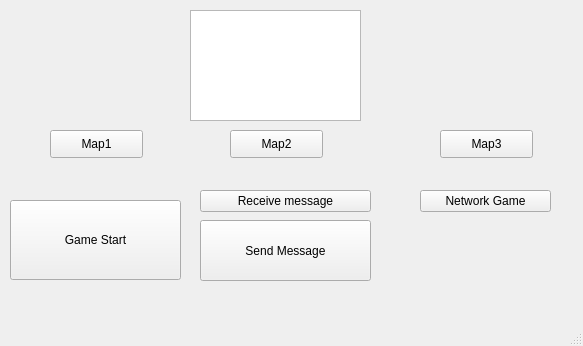
First picture: the form in mainwindow.ui, repository kkdlau/COMP2012H-OPERATION-H, before the edit.
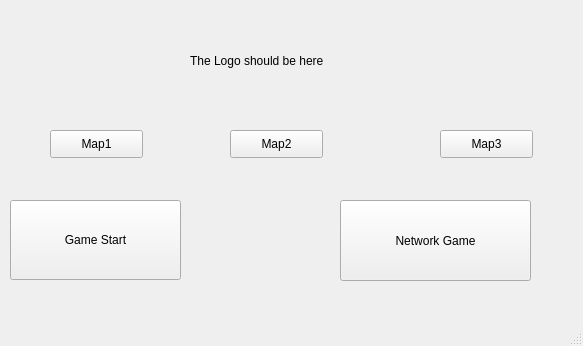
Second picture: the form after the edit.

Commit message: Shit ass logo

What changed in the file:
```diff
--- a/mainwindow.ui
+++ b/mainwindow.ui
@@ -45,39 +45,13 @@
      </item>
     </layout>
    </widget>
-   <widget class="QPushButton" name="pushButton_2">
-    <property name="geometry">
-     <rect>
-      <x>200</x>
-      <y>220</y>
-      <width>171</width>
-      <height>61</height>
-     </rect>
-    </property>
-    <property name="text">
-     <string>Send Message</string>
-    </property>
-   </widget>
-   <widget class="QPushButton" name="pushButton_3">
-    <property name="geometry">
-     <rect>
-      <x>200</x>
-      <y>190</y>
-      <width>171</width>
-      <height>22</height>
-     </rect>
-    </property>
-    <property name="text">
-     <string>Receive message</string>
-    </property>
-   </widget>
    <widget class="QPushButton" name="pushButton_4">
     <property name="geometry">
      <rect>
-      <x>420</x>
-      <y>190</y>
-      <width>131</width>
-      <height>22</height>
+      <x>340</x>
+      <y>200</y>
+      <width>191</width>
+      <height>81</height>
      </rect>
     </property>
     <property name="text">
@@ -123,15 +97,18 @@
      <string>Map3</string>
     </property>
    </widget>
-   <widget class="QGraphicsView" name="graphicsView">
+   <widget class="QLabel" name="label">
     <property name="geometry">
      <rect>
       <x>190</x>
       <y>10</y>
-      <width>171</width>
-      <height>111</height>
+      <width>161</width>
+      <height>101</height>
      </rect>
     </property>
+    <property name="text">
+     <string>The Logo should be here</string>
+    </property>
    </widget>
   </widget>
   <widget class="QMenuBar" name="menubar">
```
The commit also changes 5 other files.
